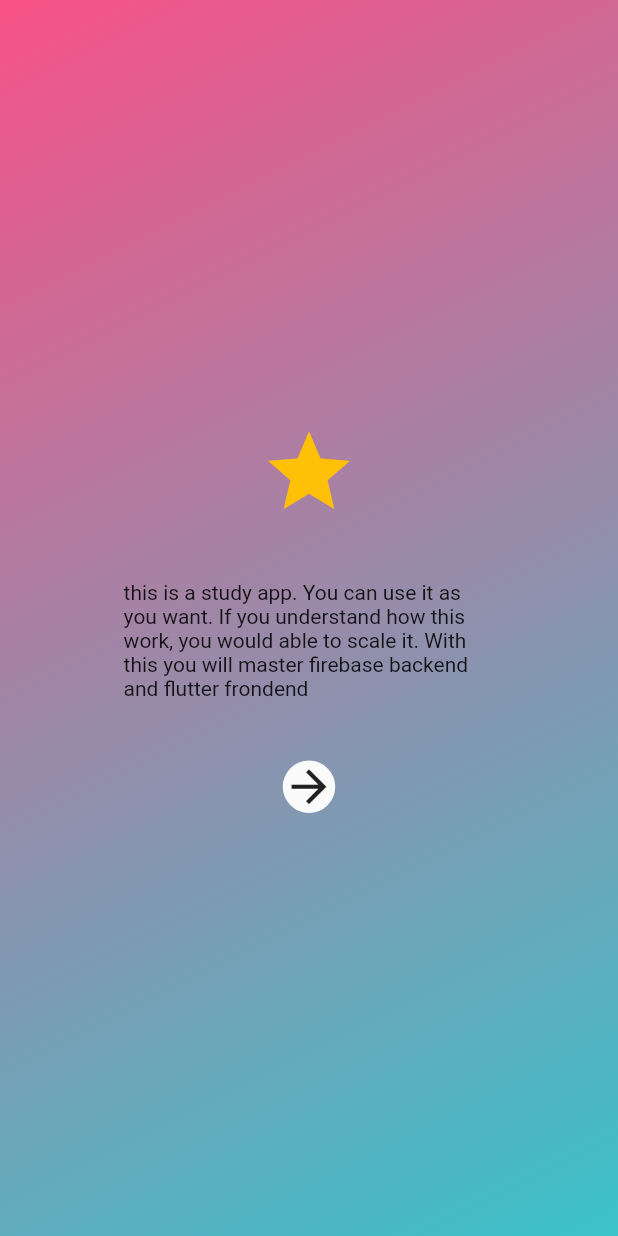
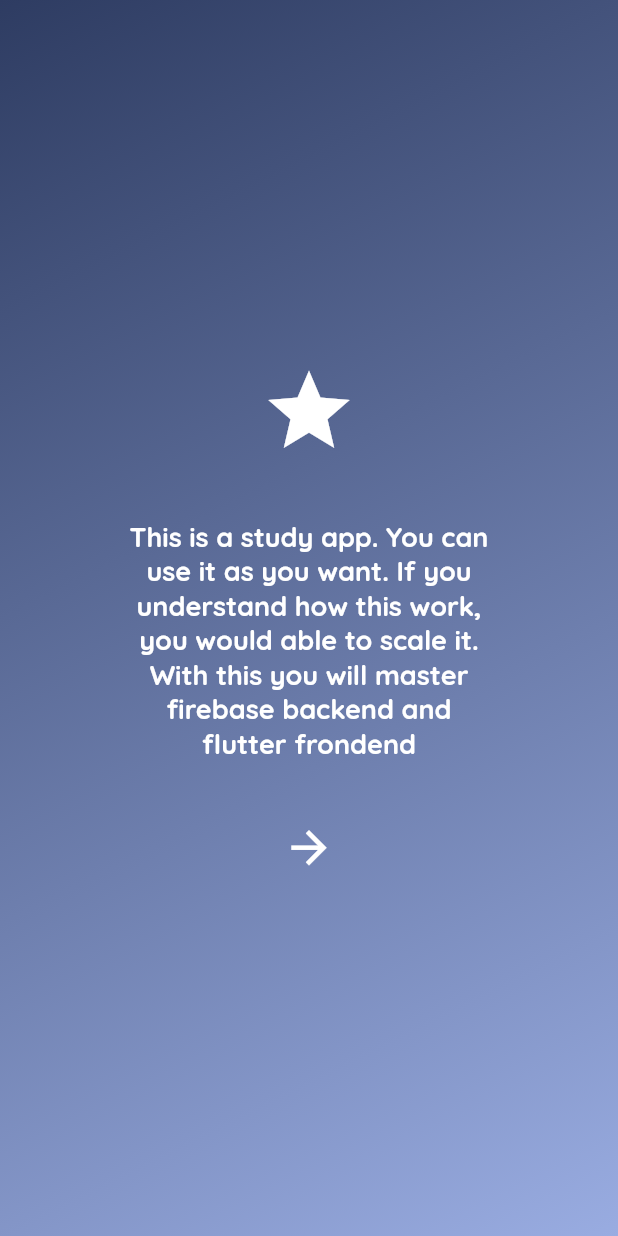
Before and after one commit to LongVeipe/StudentApp_Flutter, a Flutter app: the screen it shows after launch, on a phone screen of 412 x 824 dp. Run offline on Flutter 3.47's test engine with Material 2 defaults, Android fonts, the phone set to English and light mode, and no system bars; our stand-ins replace cloud_firestore, firebase_core, get, google_fonts; accounts and stored records are empty; project files that could hold a hidden picture were left out.

Commit message:
config theme

```diff
--- a/lib/bindings/initial_bindings.dart
+++ b/lib/bindings/initial_bindings.dart
@@ -1,8 +1,10 @@
 import 'package:get/get.dart';
 import 'package:student_app/controllers/auth_controller.dart';
+import 'package:student_app/controllers/theme_controller.dart';
 class InitialBindings implements Bindings{
   @override
   void dependencies() {
+    Get.put(ThemeController());
     Get.put(AuthController(), permanent: true);
   }
 
--- a/lib/configs/themes/app_colors.dart
+++ b/lib/configs/themes/app_colors.dart
@@ -2,6 +2,16 @@ import 'package:flutter/material.dart';
 import 'package:student_app/configs/themes/app_dark_theme.dart';
 import 'package:student_app/configs/themes/app_light_theme.dart';
 import 'package:student_app/configs/themes/ui_parameters.dart';
+
+const onSurfaceTextColor = Colors.white;
+
+const Color primaryColorLight = Color(0xFF3ac3cb);
+const Color primaryLightColorLight = Color(0xFFf85187);
+const Color mainTextColorLight = Color.fromARGB(255, 40, 40, 40);
+
+const Color primaryDarkColorDark = Color(0xFF2e3c62);
+const Color primaryColorDark = Color(0xFF99ace1);
+const Color mainTextColorDark = Colors.white;
 
 const mainGradientLight = LinearGradient(
     begin: Alignment.topLeft,
--- a/lib/configs/themes/app_dark_theme.dart
+++ b/lib/configs/themes/app_dark_theme.dart
@@ -1,4 +1,15 @@
 import 'package:flutter/material.dart';
-
-const Color primaryDarkColorDark = Color(0xFF2e3c62);
-const Color primaryColorDark = Color(0xFF99ace1);
+import 'package:student_app/configs/themes/app_colors.dart';
+import 'package:student_app/configs/themes/sub_theme_data_mixin.dart';
+class DarkTheme with SubThemeData {
+  ThemeData buildSystemDarkTheme(){
+    final ThemeData systemDarkTheme = ThemeData.dark();
+    return systemDarkTheme.copyWith(
+      textTheme: getTextTheme().apply(
+        bodyColor: mainTextColorDark,
+        displayColor: mainTextColorDark,
+      ),
+      iconTheme: getIconTheme()
+    );
+  }
+}
--- a/lib/configs/themes/app_light_theme.dart
+++ b/lib/configs/themes/app_light_theme.dart
@@ -1,4 +1,17 @@
 import 'package:flutter/material.dart';
+import 'package:student_app/configs/themes/sub_theme_data_mixin.dart';
 
-const Color primaryColorLight = Color(0xFF3ac3cb);
-const Color primaryLightColorLight = Color(0xFFf85187);
+import 'app_colors.dart';
+
+class LightTheme with SubThemeData {
+  ThemeData buildSystemLightTheme() {
+    final ThemeData systemLightTheme = ThemeData.light();
+    return systemLightTheme.copyWith(
+      textTheme: getTextTheme().apply(
+        bodyColor: mainTextColorLight,
+        displayColor: mainTextColorLight,
+      ),
+      iconTheme: getIconTheme(),
+    );
+  }
+}
--- /dev/null
+++ b/lib/controllers/theme_controller.dart
@@ -0,0 +1,24 @@
+import 'package:flutter/material.dart';
+import 'package:get/get.dart';
+import 'package:student_app/configs/themes/app_dark_theme.dart';
+import 'package:student_app/configs/themes/app_light_theme.dart';
+
+class ThemeController extends GetxController {
+  late ThemeData _darkTheme;
+  late ThemeData _lightTheme;
+
+  @override
+  void onInit() {
+    initializeThemeData();
+    super.onInit();
+  }
+
+  void initializeThemeData() {
+    _darkTheme = DarkTheme().buildSystemDarkTheme();
+    _lightTheme = LightTheme().buildSystemLightTheme();
+  }
+
+  ThemeData get darkTheme => _darkTheme;
+
+  ThemeData get lightTheme => _lightTheme;
+}
--- a/lib/main.dart
+++ b/lib/main.dart
@@ -2,6 +2,9 @@ import 'package:firebase_core/firebase_core.dart';
 import 'package:flutter/material.dart';
 import 'package:get/get.dart';
 import 'package:student_app/bindings/initial_bindings.dart';
+import 'package:student_app/configs/themes/app_dark_theme.dart';
+import 'package:student_app/configs/themes/app_light_theme.dart';
+import 'package:student_app/controllers/theme_controller.dart';
 import 'package:student_app/data_uploader_screen.dart';
 import 'package:student_app/firebase_options.dart';
 import 'package:student_app/routes/app_routes.dart';
@@ -20,6 +23,7 @@ class MyApp extends StatelessWidget {
   @override
   Widget build(BuildContext context) {
     return GetMaterialApp(
+      theme: Get.find<ThemeController>().darkTheme,
       getPages: AppRoutes.routes(),
     );
   }
--- a/lib/screens/introduction/introduction.dart
+++ b/lib/screens/introduction/introduction.dart
@@ -11,9 +11,7 @@ class AppIntroductionScreen extends StatelessWidget {
     return Scaffold(
       body: Container(
         alignment: Alignment.center,
-        decoration: BoxDecoration(
-          gradient: mainGradient(context)
-        ),
+        decoration: BoxDecoration(gradient: mainGradient(context)),
         padding: EdgeInsets.symmetric(horizontal: Get.width * 0.2),
         child: Column(
           mainAxisAlignment: MainAxisAlignment.center,
@@ -21,13 +19,18 @@ class AppIntroductionScreen extends StatelessWidget {
             const Icon(
               Icons.star,
               size: 65,
-              color: Colors.amber,
             ),
             const SizedBox(
               height: 40,
             ),
             const Text(
-                "this is a study app. You can use it as you want. If you understand how this work, you would able to scale it. With this you will master firebase backend and flutter frondend"),
+                style: TextStyle(
+                  fontSize: 18,
+                  color: onSurfaceTextColor,
+                  fontWeight: FontWeight.bold,
+                ),
+                textAlign: TextAlign.center,
+                "This is a study app. You can use it as you want. If you understand how this work, you would able to scale it. With this you will master firebase backend and flutter frondend"),
             const SizedBox(
               height: 40,
             ),
--- a/lib/widgets/app_circle_button.dart
+++ b/lib/widgets/app_circle_button.dart
@@ -14,6 +14,8 @@ class AppCircleButton extends StatelessWidget {
   Widget build(BuildContext context) {
     return Material(
       shape: const CircleBorder(),
+      type: MaterialType.transparency,
+      clipBehavior: Clip.hardEdge,
       child: InkWell(
         child: child,
       ),
--- a/pubspec.yaml
+++ b/pubspec.yaml
@@ -38,6 +38,7 @@ dependencies:
   cupertino_icons: ^1.0.2
   firebase_core: ^1.24.0
   cloud_firestore: ^3.4.0
+  google_fonts: ^3.0.1
 
 dev_dependencies:
   flutter_test:
```
Also changed, not shown: lib/configs/themes/sub_theme_data_mixin.dart (added, +20 -0 lines), pubspec.lock.
